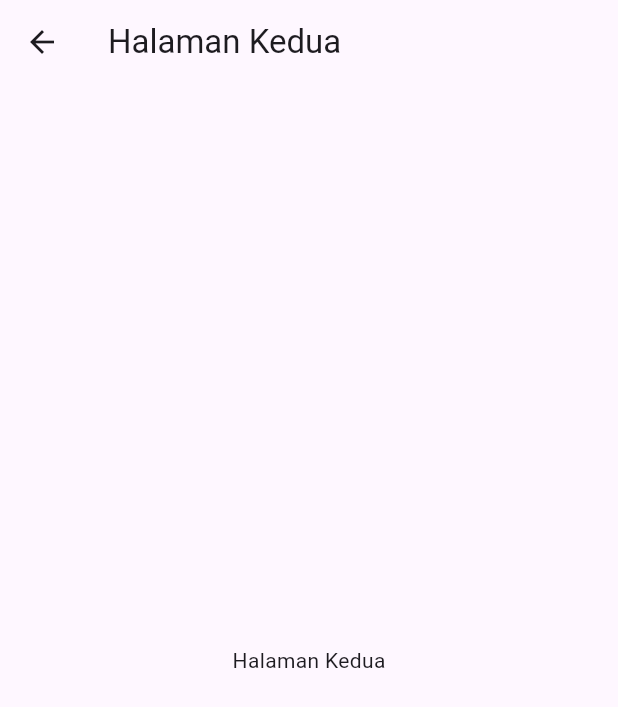
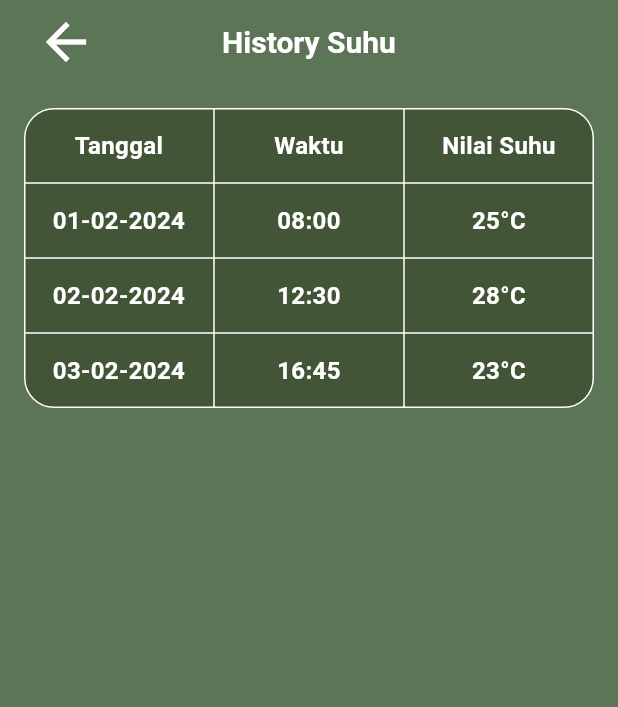
Before and after one commit to Nutri-Revive/Aplikasi, a Flutter app: the DeteksiSuhuPage screen opened directly, after a tap on "Selengkapnya", on a phone screen of 412 x 824 dp. Shown: the top 707 px of the screen. Run offline on Flutter 3.47's test engine with Material 3 defaults, Android fonts, the light colour scheme and no system bars; our stand-ins replace cloud_firestore, firebase_auth, firebase_core, firebase_database, shared_preferences; accounts and stored records are empty.

Commit message:
buat halaman History Suhu

```diff
--- a/lib/deteksi_suhu.dart
+++ b/lib/deteksi_suhu.dart
@@ -2,6 +2,7 @@ import 'package:cloud_firestore/cloud_firestore.dart';
 import 'package:firebase_auth/firebase_auth.dart';
 import 'package:firebase_database/firebase_database.dart';
 import 'package:flutter/material.dart';
+import 'history_suhu.dart';
 
 class DeteksiSuhuPage extends StatefulWidget {
   const DeteksiSuhuPage({Key? key}) : super(key: key);
@@ -194,7 +195,7 @@ class _DeteksiSuhuPageState extends State<DeteksiSuhuPage> {
                       // Navigasi ke halaman lainnya
                       Navigator.push(
                         context,
-                        MaterialPageRoute(builder: (context) => SecondPage()),
+                        MaterialPageRoute(builder: (context) => SuhuTablePage()),
                       );
                     },
                     child: Align(
@@ -256,17 +257,3 @@ class _DeteksiSuhuPageState extends State<DeteksiSuhuPage> {
     );
   }
 }
-
-class SecondPage extends StatelessWidget {
-  @override
-  Widget build(BuildContext context) {
-    return Scaffold(
-      appBar: AppBar(
-        title: Text('Halaman Kedua'),
-      ),
-      body: Center(
-        child: Text('Halaman Kedua'),
-      ),
-    );
-  }
-}
--- /dev/null
+++ b/lib/history_suhu.dart
@@ -0,0 +1,96 @@
+import 'package:flutter/material.dart';
+
+class SuhuTablePage extends StatelessWidget {
+  @override
+  Widget build(BuildContext context) {
+    return Scaffold(
+      backgroundColor: const Color(0xFF5C7557),
+      appBar: AppBar(
+        title: Text(
+          'History Suhu',
+          style: TextStyle(
+            fontSize: 20.0,
+            fontWeight: FontWeight.bold,
+            color: Colors.white,
+          ),
+        ),
+        centerTitle: true,
+        backgroundColor: const Color(0xFF5C7557),
+        leading: Padding(
+          padding: const EdgeInsets.only(left: 16.0), // Sesuaikan nilai padding
+          child: IconButton(
+            icon: Icon(Icons.arrow_back),
+            onPressed: () {
+              Navigator.of(context).pop();
+            },
+            color: Colors.white,
+            iconSize: 40,
+          ),
+        ),
+      ),
+      body: Stack(
+        children: [
+          SingleChildScrollView(
+            scrollDirection: Axis.vertical,
+            child: Padding(
+              padding: const EdgeInsets.all(16.0),
+              child: SuhuTable(),
+            ),
+          ),
+        ],
+      ),
+    );
+  }
+}
+
+class SuhuTable extends StatelessWidget {
+  final List<List<dynamic>> data = [
+    ['Tanggal', 'Waktu', 'Nilai Suhu'],
+    ['01-02-2024', '08:00', '25°C'],
+    ['02-02-2024', '12:30', '28°C'],
+    ['03-02-2024', '16:45', '23°C'],
+    // Tambahkan data lain sesuai kebutuhan
+  ];
+
+  @override
+  Widget build(BuildContext context) {
+    return Container(
+      decoration: BoxDecoration(
+        color: const Color(0xFF425537), // Ganti dengan warna yang diinginkan
+        borderRadius: BorderRadius.circular(20.0),
+      ),
+      child: Table(
+        border: TableBorder.all(
+          color: Colors.white,
+          borderRadius: BorderRadius.circular(20.0),
+        ),
+        defaultVerticalAlignment: TableCellVerticalAlignment.middle,
+        children: data.map((rowData) {
+          return _buildTableRow(rowData);
+        }).toList(),
+      ),
+    );
+  }
+
+  TableRow _buildTableRow(List<dynamic> rowData) {
+    return TableRow(
+      children: rowData.map((item) {
+        return Container(
+          padding: EdgeInsets.all(10),
+          height: 50.0,
+          child: Center(
+            child: Text(
+              item.toString(),
+              textAlign: TextAlign.center,
+              style: TextStyle(
+                fontSize: 16.0,
+                color: Colors.white,
+                fontWeight: FontWeight.bold,
+              ),
+            ),
+          ),
+        );
+      }).toList(),
+    );
+  }
+}
```
Also changed, not shown: pubspec.lock.
